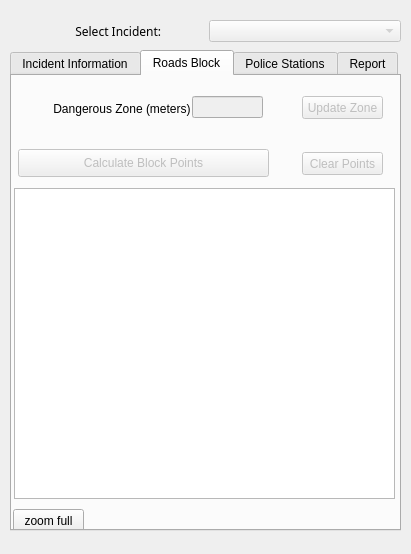
Qt form PRS_dockwidget_base.ui (EnderPeter/GEO1005) before a commit.
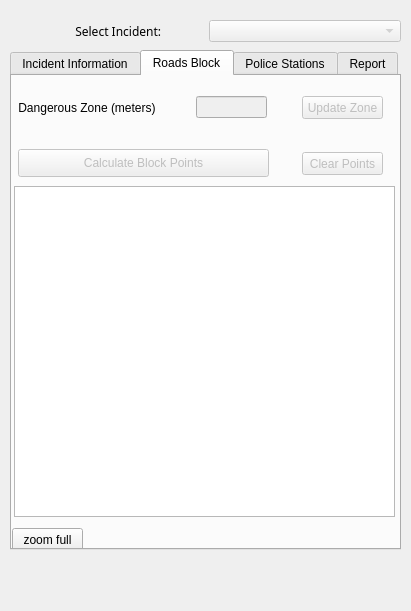
The same form after that commit. The open tabs and pages were chosen to show the change.

Diff of the .ui file:
```diff
--- a/PRS_dockwidget_base.ui
+++ b/PRS_dockwidget_base.ui
@@ -10,15 +10,18 @@
     <x>0</x>
     <y>0</y>
     <width>411</width>
-    <height>554</height>
+    <height>611</height>
    </rect>
   </property>
   <property name="maximumSize">
    <size>
     <width>411</width>
-    <height>555</height>
+    <height>611</height>
    </size>
   </property>
+  <property name="autoFillBackground">
+   <bool>true</bool>
+  </property>
   <property name="windowTitle">
    <string>PRS_PoliceResponseSystem</string>
   </property>
@@ -78,7 +81,7 @@
       <x>10</x>
       <y>50</y>
       <width>391</width>
-      <height>481</height>
+      <height>500</height>
      </rect>
     </property>
     <property name="maximumSize">
@@ -149,7 +152,7 @@
       </property>
       <property name="geometry">
        <rect>
-        <x>180</x>
+        <x>184</x>
         <y>20</y>
         <width>71</width>
         <height>22</height>
@@ -168,8 +171,8 @@
      <widget class="QLabel" name="label_2">
       <property name="geometry">
        <rect>
-        <x>38</x>
-        <y>25</y>
+        <x>3</x>
+        <y>24</y>
         <width>151</width>
         <height>16</height>
        </rect>
@@ -269,27 +272,11 @@
        <string>Update Zone</string>
       </property>
      </widget>
-     <widget class="QPlainTextEdit" name="GPSBlockedpoints">
-      <property name="enabled">
-       <bool>true</bool>
-      </property>
-      <property name="geometry">
-       <rect>
-        <x>2</x>
-        <y>112</y>
-        <width>381</width>
-        <height>311</height>
-       </rect>
-      </property>
-      <property name="readOnly">
-       <bool>true</bool>
-      </property>
-     </widget>
      <widget class="QPushButton" name="fixPosition">
       <property name="geometry">
        <rect>
-        <x>1</x>
-        <y>433</y>
+        <x>0</x>
+        <y>452</y>
         <width>71</width>
         <height>23</height>
        </rect>
@@ -314,6 +301,16 @@
        <string>Clear Points</string>
       </property>
      </widget>
+     <widget class="QTableWidget" name="roadblock_table">
+      <property name="geometry">
+       <rect>
+        <x>2</x>
+        <y>110</y>
+        <width>381</width>
+        <height>331</height>
+       </rect>
+      </property>
+     </widget>
     </widget>
     <widget class="QWidget" name="Decision">
      <attribute name="title">
```
Left out of the diff: 6 changed lines with no effect on the pictures.
